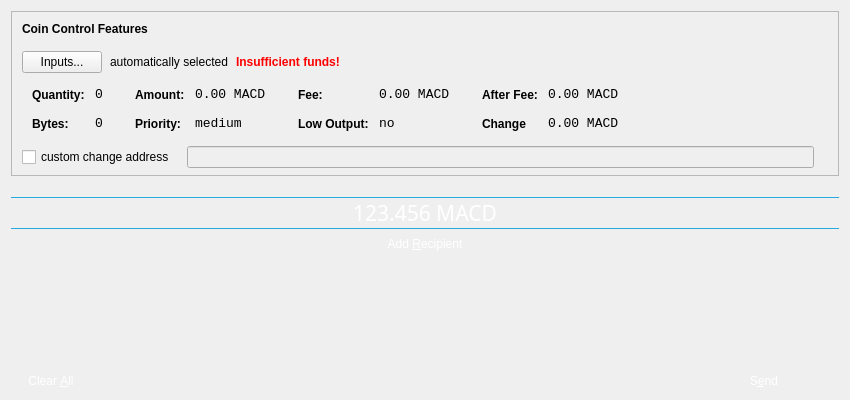
Before: the Qt Designer form src/qt/forms/sendcoinsdialog.ui in KrvnoZrnce/MACDCoin, drawn with Qt 5.
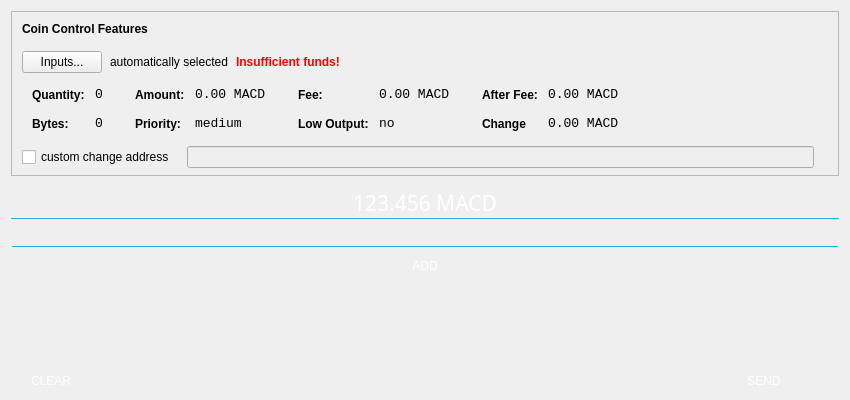
After: the same form once the commit is applied. Icons and pictures are not drawn.

The edit to the form file:
```diff
--- a/src/qt/forms/sendcoinsdialog.ui
+++ b/src/qt/forms/sendcoinsdialog.ui
@@ -27,7 +27,7 @@
   <property name="locale">
    <locale language="English" country="UnitedStates"/>
   </property>
-  <layout class="QVBoxLayout" name="verticalLayout" stretch="0,0,0,1,0">
+  <layout class="QVBoxLayout" name="verticalLayout" stretch="0,0,0,0,1,0">
    <property name="bottomMargin">
     <number>8</number>
    </property>
@@ -649,7 +649,7 @@
      <property name="sizeHint" stdset="0">
       <size>
        <width>20</width>
-       <height>15</height>
+       <height>5</height>
       </size>
      </property>
     </spacer>
@@ -664,7 +664,7 @@
      </property>
      <property name="font">
       <font>
-       <family>Khmer OS System</family>
+       <family>Khmer OS</family>
        <pointsize>16</pointsize>
       </font>
      </property>
@@ -672,7 +672,7 @@
       <cursorShape>IBeamCursor</cursorShape>
      </property>
      <property name="styleSheet">
-      <string notr="true">#labelBalance { color: white; border-bottom-color:rgb(37, 170, 225); border-bottom-width:1px;border-bottom-style:solid; white; border-top-color:rgb(37, 170, 225); border-top-width:1px;border-top-style:solid;}</string>
+      <string notr="true">#labelBalance { color: white; border-bottom-color:rgb(37, 170, 225); border-bottom-width:1px;border-bottom-style:solid; white; border-top-color:rgb(37, 170, 225); border-top-width:1px;border-top-style:soli}</string>
      </property>
      <property name="text">
       <string>123.456 MACD</string>
@@ -688,6 +688,22 @@
      </property>
     </widget>
    </item>
+   <item>
+    <spacer name="verticalSpacer_3">
+     <property name="orientation">
+      <enum>Qt::Vertical</enum>
+     </property>
+     <property name="sizeType">
+      <enum>QSizePolicy::Fixed</enum>
+     </property>
+     <property name="sizeHint" stdset="0">
+      <size>
+       <width>20</width>
+       <height>10</height>
+      </size>
+     </property>
+    </spacer>
+   </item>
    <item>
     <widget class="QScrollArea" name="scrollArea">
      <property name="styleSheet">
@@ -706,7 +722,7 @@
         <x>0</x>
         <y>0</y>
         <width>830</width>
-        <height>85</height>
+        <height>74</height>
        </rect>
       </property>
       <layout class="QVBoxLayout" name="verticalLayout_2">
@@ -729,16 +745,39 @@
          </property>
         </layout>
        </item>
+       <item>
+        <spacer name="verticalSpacer_4">
+         <property name="orientation">
+          <enum>Qt::Vertical</enum>
+         </property>
+         <property name="sizeType">
+          <enum>QSizePolicy::Fixed</enum>
+         </property>
+         <property name="sizeHint" stdset="0">
+          <size>
+           <width>20</width>
+           <height>10</height>
+          </size>
+         </property>
+        </spacer>
+       </item>
        <item>
         <widget class="QPushButton" name="addButton">
+         <property name="minimumSize">
+          <size>
+           <width>0</width>
+           <height>40</height>
+          </size>
+         </property>
          <property name="toolTip">
           <string>Send to multiple recipients at once</string>
          </property>
          <property name="styleSheet">
-          <string notr="true">color:white;</string>
+          <string notr="true">color:white;
+border-top-color:rgb(37, 170, 225); border-top-width:1px;border-top-style:solid;</string>
          </property>
          <property name="text">
-          <string>Add &amp;Recipient</string>
+          <string>ADD</string>
          </property>
          <property name="icon">
           <iconset resource="../bitcoin.qrc">
@@ -793,7 +832,7 @@
         <string notr="true">color:white;</string>
        </property>
        <property name="text">
-        <string>Clear &amp;All</string>
+        <string>CLEAR</string>
        </property>
        <property name="icon">
         <iconset resource="../bitcoin.qrc">
@@ -838,7 +877,7 @@
         <string notr="true">color:white;</string>
        </property>
        <property name="text">
-        <string>S&amp;end</string>
+        <string>SEND</string>
        </property>
        <property name="icon">
         <iconset resource="../bitcoin.qrc">
```
